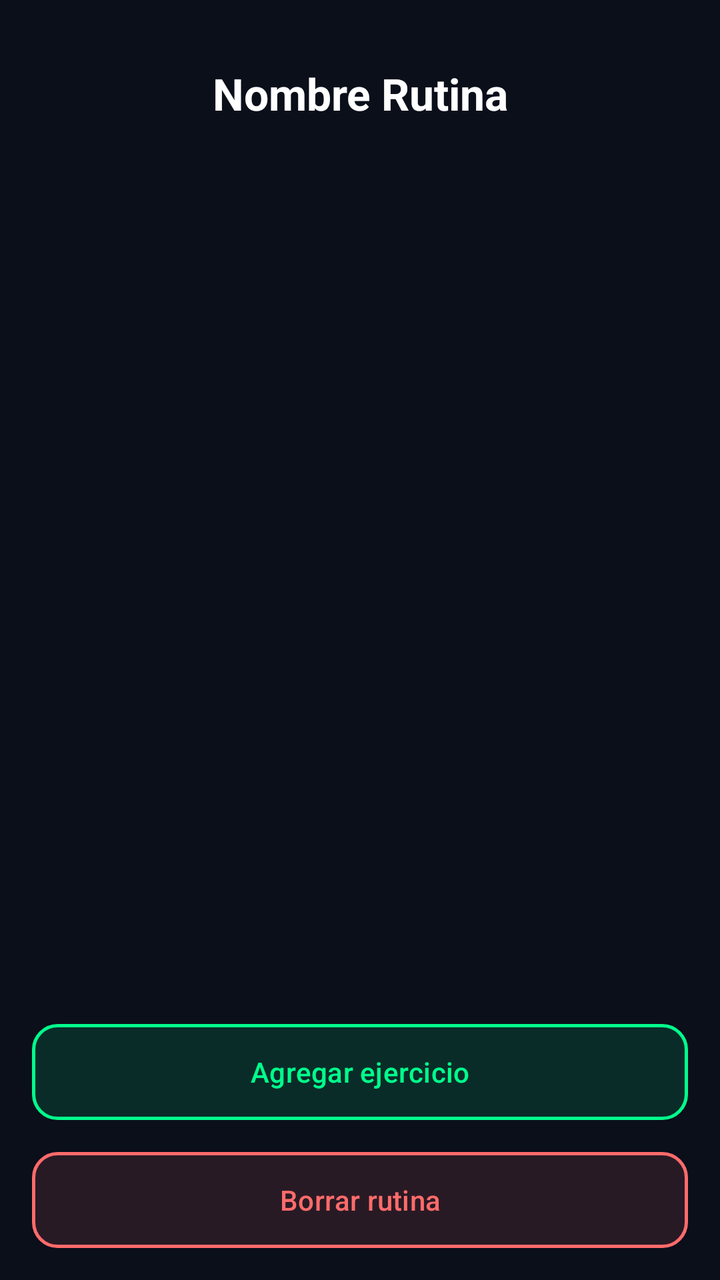
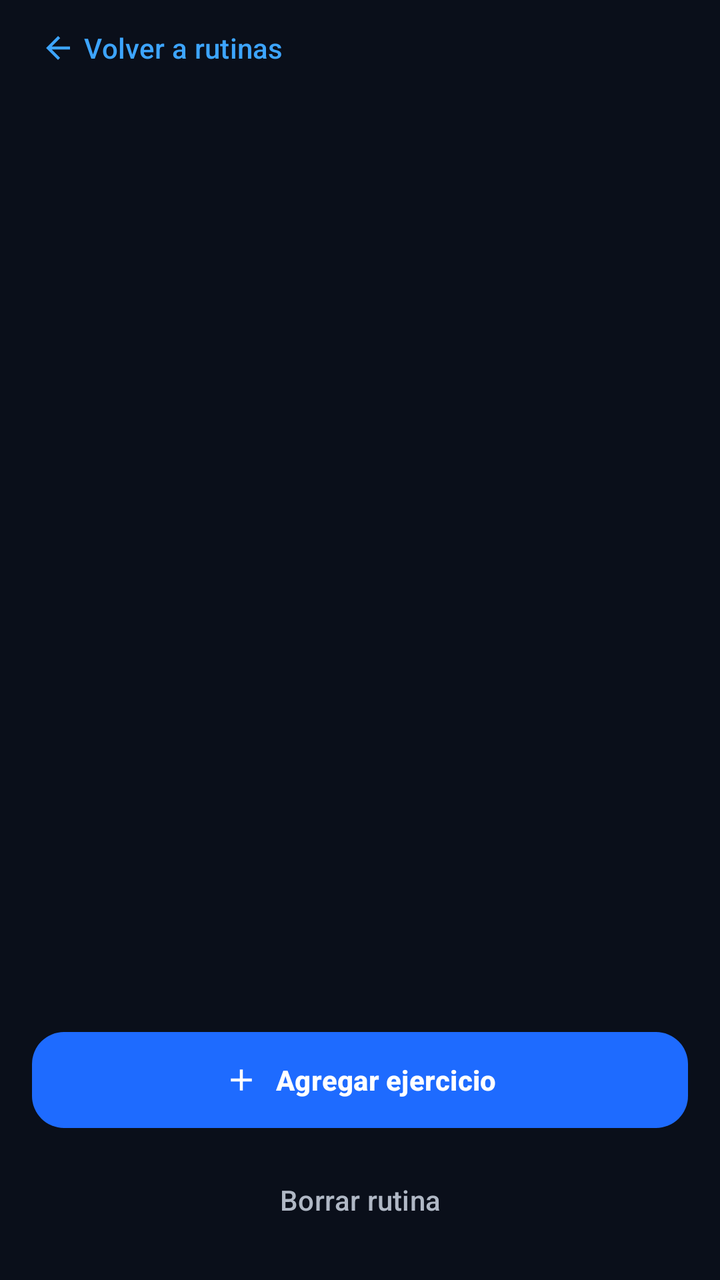

Compare the two renders of this Android layout. The source of the first and the diff that turns it into the second are given below.
<!-- AndroidManifest.xml: application theme Theme.Marber -->
<!-- res/layout/activity_detalle_rutina.xml -->
<?xml version="1.0" encoding="utf-8"?>
<androidx.constraintlayout.widget.ConstraintLayout
    xmlns:android="http://schemas.android.com/apk/res/android"
    xmlns:app="http://schemas.android.com/apk/res-auto"
    android:layout_width="match_parent"
    android:layout_height="match_parent"
    android:background="@color/marber_background">

    <TextView
        android:id="@+id/txtTituloRutina"
        android:layout_width="0dp"
        android:layout_height="wrap_content"
        android:layout_margin="16dp"
        android:gravity="center"
        android:padding="16dp"
        android:text="@string/txt_titulo_card_rutina"
        android:textColor="@color/marber_text_high"
        android:textSize="22sp"
        android:textStyle="bold"
        app:layout_constraintEnd_toEndOf="parent"
        app:layout_constraintStart_toStartOf="parent"
        app:layout_constraintTop_toTopOf="parent"/>

    <androidx.recyclerview.widget.RecyclerView
        android:id="@+id/rvEjercicios"
        android:layout_width="0dp"
        android:layout_height="0dp"
        android:layout_marginHorizontal="@dimen/space_medium"
        android:layout_marginTop="@dimen/space_medium"
        app:layout_constraintTop_toBottomOf="@id/txtTituloRutina"
        app:layout_constraintBottom_toTopOf="@id/btnAgregarEjercicio"
        app:layout_constraintStart_toStartOf="parent"
        app:layout_constraintEnd_toEndOf="parent"/>

    <com.google.android.material.button.MaterialButton
        android:id="@+id/btnAgregarEjercicio"
        android:layout_width="0dp"
        android:layout_height="wrap_content"
        android:layout_margin="@dimen/space_medium"
        android:text="@string/agregar_ejercicio"
        android:background="@drawable/btn_glass_succes"
        android:elevation="12dp"
        android:textColor="@color/marber_success"
        app:backgroundTint="@null"
        app:layout_constraintBottom_toTopOf="@id/btnBorrarRutina"
        app:layout_constraintStart_toStartOf="parent"
        app:layout_constraintEnd_toEndOf="parent"/>

    <com.google.android.material.button.MaterialButton
        android:id="@+id/btnBorrarRutina"
        android:layout_width="0dp"
        android:layout_height="wrap_content"
        android:layout_marginHorizontal="@dimen/space_medium"
        android:layout_marginBottom="@dimen/space_medium"
        android:text="@string/txt_borrar_rutina"
        android:background="@drawable/btn_glass_error"
        android:elevation="12dp"
        android:textColor="@color/marber_error"
        app:backgroundTint="@null"
        app:layout_constraintBottom_toBottomOf="parent"
        app:layout_constraintStart_toStartOf="parent"
        app:layout_constraintEnd_toEndOf="parent"/>

</androidx.constraintlayout.widget.ConstraintLayout>
<!-- resources referenced by this layout -->
<resources>
  <color name="marber_background">#0A0F1A</color>
  <color name="marber_error">#FF6B6B</color>
  <color name="marber_success">#00FF8C</color>
  <color name="marber_text_high">#FFFFFF</color>
  <dimen name="space_medium">16dp</dimen>
  <!-- drawable btn_glass_error (drawable) -->
  <?xml version="1.0" encoding="utf-8"?>
  <shape xmlns:android="http://schemas.android.com/apk/res/android">
  
      <solid android:color="#1FFF6B6B"/>
  
      <stroke
          android:width="1.5dp"
          android:color="@color/marber_error"/>
  
      <corners android:radius="12dp"/>
  
  </shape>
  <!-- drawable btn_glass_succes (drawable) -->
  <?xml version="1.0" encoding="utf-8"?>
  <shape xmlns:android="http://schemas.android.com/apk/res/android">
  
      <solid android:color="#1F00FF8C"/>
  
      <stroke
          android:width="1.5dp"
          android:color="@color/marber_success"/>
  
      <corners android:radius="12dp"/>
  
  </shape>
  <string name="agregar_ejercicio">Agregar ejercicio</string>
  <string name="txt_borrar_rutina">Borrar rutina</string>
  <string name="txt_titulo_card_rutina">Nombre Rutina</string>
  <style name="Theme.Marber" parent="Base.Theme.Marber" />
  <style name="Base.Theme.Marber" parent="Platform.Theme.Marber">
          <item name="colorPrimary">@color/marber_primary</item>
          <item name="colorOnPrimary">@color/marber_primary_light</item>
          <item name="colorSurface">@color/marber_surface</item>
          <item name="colorOnSurface">@color/marber_text_high</item>
          <item name="colorOnSurfaceVariant">@color/marber_text_medium</item>
          <item name="colorOutline">@color/marber_surface_alt</item>
          <item name="colorOnBackground">@color/marber_text_high</item>
          <item name="android:colorBackground">@color/marber_background</item>
          <item name="android:windowBackground">@color/marber_background</item>
          <item name="colorError">@color/marber_error</item>
          <item name="colorOnError">@color/marber_error</item>
          <item name="android:textColorPrimary">@color/marber_text_high</item>
          <item name="android:textColorSecondary">@color/marber_text_medium</item>
          <item name="android:statusBarColor">@color/marber_background</item>
          <item name="android:navigationBarColor">@color/marber_background</item>
          <item name="android:windowLightStatusBar">false</item>
      </style>
  <style name="Platform.Theme.Marber" parent="Theme.Material3.DayNight.NoActionBar" />
  <color name="marber_primary">#1E6BFF</color>
  <color name="marber_primary_light">#3DA5FF</color>
  <color name="marber_surface">#0F172A</color>
  <color name="marber_text_medium">#B0B8C5</color>
  <color name="marber_surface_alt">#1F2937</color>
</resources>

<!-- the commit's change to res/layout/activity_detalle_rutina.xml (unified diff, before → after) -->
@@ -1,64 +1,43 @@
 <?xml version="1.0" encoding="utf-8"?>
-<androidx.constraintlayout.widget.ConstraintLayout
-    xmlns:android="http://schemas.android.com/apk/res/android"
-    xmlns:app="http://schemas.android.com/apk/res-auto"
-    android:layout_width="match_parent"
-    android:layout_height="match_parent"
+<androidx.constraintlayout.widget.ConstraintLayout xmlns:android="http://schemas.android.com/apk/res/android"
+    xmlns:app="http://schemas.android.com/apk/res-auto" android:id="@+id/detalle_root"
+    android:layout_width="match_parent" android:layout_height="match_parent"
     android:background="@color/marber_background">
-
-    <TextView
-        android:id="@+id/txtTituloRutina"
-        android:layout_width="0dp"
-        android:layout_height="wrap_content"
-        android:layout_margin="16dp"
-        android:gravity="center"
-        android:padding="16dp"
-        android:text="@string/txt_titulo_card_rutina"
-        android:textColor="@color/marber_text_high"
-        android:textSize="22sp"
-        android:textStyle="bold"
-        app:layout_constraintEnd_toEndOf="parent"
-        app:layout_constraintStart_toStartOf="parent"
-        app:layout_constraintTop_toTopOf="parent"/>
-
-    <androidx.recyclerview.widget.RecyclerView
-        android:id="@+id/rvEjercicios"
-        android:layout_width="0dp"
-        android:layout_height="0dp"
-        android:layout_marginHorizontal="@dimen/space_medium"
-        android:layout_marginTop="@dimen/space_medium"
+    <com.google.android.material.button.MaterialButton android:id="@+id/btn_volver" app:icon="@drawable/ic_back" app:iconSize="18dp" app:iconGravity="textStart"
+        style="@style/Widget.Marber.Button.Quiet" android:layout_width="wrap_content"
+        android:layout_height="wrap_content" android:text="@string/volver_rutinas"
+        android:textColor="@color/marber_primary_light" android:layout_marginStart="@dimen/space_small"
+        app:layout_constraintTop_toTopOf="parent" app:layout_constraintStart_toStartOf="parent" />
+    <TextView android:id="@+id/txtTituloRutina" android:layout_width="0dp" android:layout_height="wrap_content"
+        android:layout_marginStart="@dimen/space_medium" android:layout_marginEnd="@dimen/space_medium" android:textSize="32sp" android:textStyle="bold"
+        android:textColor="@color/marber_text_high" app:layout_constraintTop_toBottomOf="@id/btn_volver"
+        app:layout_constraintStart_toStartOf="parent" app:layout_constraintEnd_toEndOf="parent" />
+    <TextView android:id="@+id/txtResumenRutina" android:layout_width="0dp" android:layout_height="wrap_content"
+        android:layout_marginStart="@dimen/space_medium" android:layout_marginEnd="@dimen/space_medium" android:layout_marginTop="@dimen/space_small"
+        android:textColor="@color/marber_text_medium" android:textSize="14sp"
         app:layout_constraintTop_toBottomOf="@id/txtTituloRutina"
-        app:layout_constraintBottom_toTopOf="@id/btnAgregarEjercicio"
-        app:layout_constraintStart_toStartOf="parent"
-        app:layout_constraintEnd_toEndOf="parent"/>
-
-    <com.google.android.material.button.MaterialButton
-        android:id="@+id/btnAgregarEjercicio"
-        android:layout_width="0dp"
-        android:layout_height="wrap_content"
-        android:layout_margin="@dimen/space_medium"
-        android:text="@string/agregar_ejercicio"
-        android:background="@drawable/btn_glass_succes"
-        android:elevation="12dp"
-        android:textColor="@color/marber_success"
-        app:backgroundTint="@null"
-        app:layout_constraintBottom_toTopOf="@id/btnBorrarRutina"
-        app:layout_constraintStart_toStartOf="parent"
-        app:layout_constraintEnd_toEndOf="parent"/>
-
-    <com.google.android.material.button.MaterialButton
-        android:id="@+id/btnBorrarRutina"
-        android:layout_width="0dp"
-        android:layout_height="wrap_content"
-        android:layout_marginHorizontal="@dimen/space_medium"
-        android:layout_marginBottom="@dimen/space_medium"
-        android:text="@string/txt_borrar_rutina"
-        android:background="@drawable/btn_glass_error"
-        android:elevation="12dp"
-        android:textColor="@color/marber_error"
-        app:backgroundTint="@null"
-        app:layout_constraintBottom_toBottomOf="parent"
-        app:layout_constraintStart_toStartOf="parent"
-        app:layout_constraintEnd_toEndOf="parent"/>
-
+        app:layout_constraintStart_toStartOf="parent" app:layout_constraintEnd_toEndOf="parent" />
+    <androidx.recyclerview.widget.RecyclerView android:id="@+id/rvEjercicios" android:layout_width="0dp"
+        android:layout_height="0dp" android:paddingStart="@dimen/space_medium" android:paddingEnd="@dimen/space_medium"
+        android:paddingTop="@dimen/space_medium" android:clipToPadding="false"
+        app:layout_constraintTop_toBottomOf="@id/txtResumenRutina" app:layout_constraintBottom_toTopOf="@id/acciones_detalle"
+        app:layout_constraintStart_toStartOf="parent" app:layout_constraintEnd_toEndOf="parent" />
+    <TextView android:id="@+id/detalle_vacio" android:layout_width="0dp" android:layout_height="wrap_content"
+        android:text="@string/detalle_sin_ejercicios" android:textColor="@color/marber_text_medium"
+        android:gravity="center" android:padding="@dimen/space_large" android:visibility="gone"
+        app:layout_constraintTop_toTopOf="@id/rvEjercicios" app:layout_constraintBottom_toBottomOf="@id/rvEjercicios"
+        app:layout_constraintStart_toStartOf="parent" app:layout_constraintEnd_toEndOf="parent" />
+    <LinearLayout android:id="@+id/acciones_detalle" android:layout_width="0dp" android:layout_height="wrap_content"
+        android:orientation="vertical" android:padding="@dimen/space_medium" android:background="@color/marber_background"
+        app:layout_constraintBottom_toBottomOf="parent" app:layout_constraintStart_toStartOf="parent"
+        app:layout_constraintEnd_toEndOf="parent">
+        <com.google.android.material.button.MaterialButton android:id="@+id/btnAgregarEjercicio" app:icon="@drawable/ic_add" app:iconSize="18dp" app:iconGravity="textStart" style="@style/Widget.Marber.Button.Primary"
+            android:layout_width="match_parent" android:layout_height="wrap_content" android:minHeight="56dp"
+            android:text="@string/agregar_ejercicio" android:textStyle="bold"
+             />
+        <com.google.android.material.button.MaterialButton android:id="@+id/btnBorrarRutina" style="@style/Widget.Marber.Button.Danger"
+            android:layout_width="match_parent" android:layout_height="wrap_content" android:minHeight="48dp"
+            android:layout_marginTop="@dimen/space_small" android:text="@string/txt_borrar_rutina"
+             />
+    </LinearLayout>
 </androidx.constraintlayout.widget.ConstraintLayout>
<!-- resource entries referenced after the edit -->
@@ -2,42 +2,42 @@
 <resources>
   <color name="marber_background">#0A0F1A</color>
   <color name="marber_error">#FF6B6B</color>
-  <color name="marber_success">#00FF8C</color>
   <color name="marber_text_high">#FFFFFF</color>
   <dimen name="space_medium">16dp</dimen>
-  <!-- drawable btn_glass_error (drawable) -->
-  <?xml version="1.0" encoding="utf-8"?>
-  <shape xmlns:android="http://schemas.android.com/apk/res/android">
-  
-      <solid android:color="#1FFF6B6B"/>
-  
-      <stroke
-          android:width="1.5dp"
-          android:color="@color/marber_error"/>
-  
-      <corners android:radius="12dp"/>
-  
-  </shape>
-  <!-- drawable btn_glass_succes (drawable) -->
-  <?xml version="1.0" encoding="utf-8"?>
-  <shape xmlns:android="http://schemas.android.com/apk/res/android">
-  
-      <solid android:color="#1F00FF8C"/>
-  
-      <stroke
-          android:width="1.5dp"
-          android:color="@color/marber_success"/>
-  
-      <corners android:radius="12dp"/>
-  
-  </shape>
+  <dimen name="space_small">8dp</dimen>
+  <!-- drawable ic_add (drawable) -->
+  <vector xmlns:android="http://schemas.android.com/apk/res/android" android:width="24dp" android:height="24dp" android:viewportWidth="24" android:viewportHeight="24"><path android:fillColor="#FFFFFFFF" android:pathData="M19,13H13V19H11V13H5V11H11V5H13V11H19Z" /></vector>
+  <!-- drawable ic_back (drawable) -->
+  <vector xmlns:android="http://schemas.android.com/apk/res/android" android:width="24dp" android:height="24dp" android:viewportWidth="24" android:viewportHeight="24"><path android:fillColor="#FFFFFFFF" android:pathData="M20,11H7.83L13.42,5.41L12,4L4,12L12,20L13.41,18.59L7.83,13H20Z" /></vector>
   <string name="agregar_ejercicio">Agregar ejercicio</string>
+  <string name="detalle_sin_ejercicios">Tu rutina está vacía. Agregá el primer ejercicio para empezar.</string>
   <string name="txt_borrar_rutina">Borrar rutina</string>
-  <string name="txt_titulo_card_rutina">Nombre Rutina</string>
+  <string name="volver_rutinas">Volver a rutinas</string>
+  <style name="Widget.Marber.Button.Danger" parent="Widget.Marber.Button.Quiet">
+          <item name="android:textColor">@color/marber_text_medium</item>
+          <item name="iconTint">@color/marber_text_medium</item>
+      </style>
+  <style name="Widget.Marber.Button.Primary" parent="Widget.Material3.Button">
+          <item name="backgroundTint">@color/marber_primary</item>
+          <item name="android:textColor">@color/marber_text_high</item>
+          <item name="cornerRadius">16dp</item>
+          <item name="android:minHeight">56dp</item>
+          <item name="android:textAllCaps">false</item>
+          <item name="android:textStyle">bold</item>
+          <item name="rippleColor">#40FFFFFF</item>
+      </style>
+  <style name="Widget.Marber.Button.Quiet" parent="Widget.Material3.Button.TextButton">
+          <item name="android:textColor">@color/marber_primary_light</item>
+          <item name="iconTint">@color/marber_primary_light</item>
+          <item name="android:minHeight">48dp</item>
+          <item name="android:textAllCaps">false</item>
+          <item name="cornerRadius">12dp</item>
+          <item name="rippleColor">#203DA5FF</item>
+      </style>
   <style name="Theme.Marber" parent="Base.Theme.Marber" />
   <style name="Base.Theme.Marber" parent="Platform.Theme.Marber">
           <item name="colorPrimary">@color/marber_primary</item>
-          <item name="colorOnPrimary">@color/marber_primary_light</item>
+          <item name="colorOnPrimary">@color/marber_text_high</item>
           <item name="colorSurface">@color/marber_surface</item>
           <item name="colorOnSurface">@color/marber_text_high</item>
           <item name="colorOnSurfaceVariant">@color/marber_text_medium</item>
@@ -46,7 +46,7 @@
           <item name="android:colorBackground">@color/marber_background</item>
           <item name="android:windowBackground">@color/marber_background</item>
           <item name="colorError">@color/marber_error</item>
-          <item name="colorOnError">@color/marber_error</item>
+          <item name="colorOnError">@color/marber_background</item>
           <item name="android:textColorPrimary">@color/marber_text_high</item>
           <item name="android:textColorSecondary">@color/marber_text_medium</item>
           <item name="android:statusBarColor">@color/marber_background</item>
@@ -58,6 +58,7 @@
   <color name="marber_primary_light">#3DA5FF</color>
   <color name="marber_surface">#0F172A</color>
   <color name="marber_text_medium">#B0B8C5</color>
+  <dimen name="space_large">24dp</dimen>
   <color name="marber_surface_alt">#1F2937</color>
 </resources>
 
